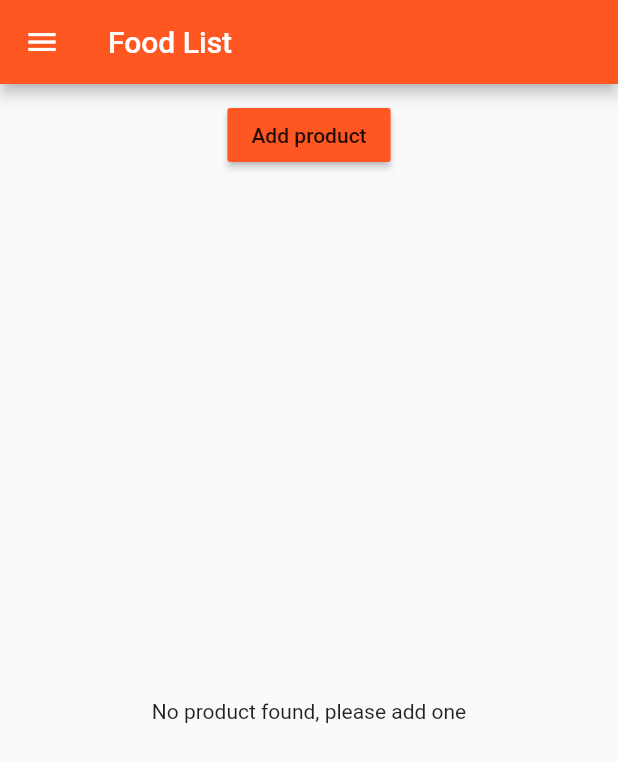
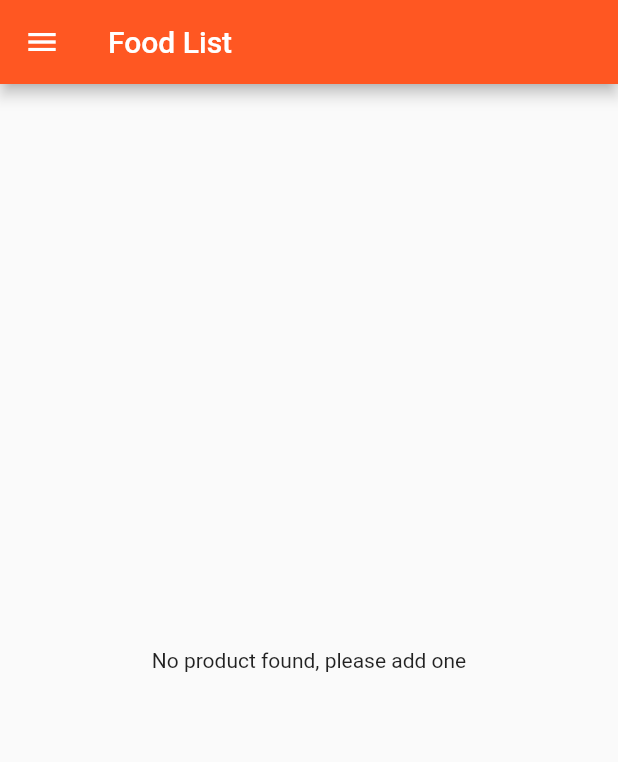
Before and after one commit to ofu997/flutter1, a Flutter app: the screen it shows after launch, on a phone screen of 412 x 824 dp. Shown: the top 762 px of the screen. Run offline on Flutter 3.47's test engine with Material 2 defaults, Android fonts, the light colour scheme and no system bars.

Commit message:
refactor code, solve issue of data types not being accepted

```diff
--- a/lib/main.dart
+++ b/lib/main.dart
@@ -1,10 +1,12 @@
 import 'package:flutter/material.dart';
 // import './product_manager.dart';
 // import './pages/home.dart';
-import './pages/auth.dart';
-import './pages/product_manager_page.dart';
-import './pages/products.dart';
-import './pages/product.dart';
+// import './pages/auth.dart';
+import 'package:second_app/pages/product_manager_page.dart';
+//import './pages/product_manager_page.dart';
+import 'package:second_app/pages/products.dart';
+import 'package:second_app/pages/product.dart';
+// import './pages/product.dart';
 
 //renders, mounts widgets. we need to attach widgets (building blocks, UI components)
 void main() => runApp(MyApp());
@@ -20,9 +22,9 @@ class MyApp extends StatefulWidget {
 
 class _MyAppState extends State<MyApp>{
   int count = 0;
-  List<Map<String,String>> _products=[];
+  List<Map<String, dynamic>> _products=[];
 
-  void _addsProducts(Map<String, String> product){
+  void _addsProducts(Map<String,dynamic> product){
     setState(
       () {
         count++;
@@ -48,8 +50,8 @@ class _MyAppState extends State<MyApp>{
       ),
       //home: AuthPage(),
       routes: {
-      '/':(BuildContext context) => ProductsPage(_products, _addsProducts, _deleteProduct),
-      '/admin':(BuildContext context) => ProductManagerPage(),
+      '/':(BuildContext context) => ProductsPage(_products),
+      '/admin':(BuildContext context) => ProductManagerPage(_addsProducts, _deleteProduct),
       },
       onGenerateRoute: (RouteSettings settings){
         final List<String> pathElements = settings.name.split('/');
@@ -67,7 +69,7 @@ class _MyAppState extends State<MyApp>{
       },
       onUnknownRoute: (RouteSettings settings){
         return MaterialPageRoute(
-          builder:  (BuildContext context) => ProductsPage(_products, _addsProducts, _deleteProduct)
+          builder:  (BuildContext context) => ProductsPage(_products)
         );
       },
 
--- a/lib/pages/auth.dart
+++ b/lib/pages/auth.dart
@@ -1,5 +1,5 @@
 import 'package:flutter/material.dart';
-import './products.dart';
+// import './products.dart';
 
 class AuthPage extends StatelessWidget {
   @override
--- a/lib/pages/product.dart
+++ b/lib/pages/product.dart
@@ -6,6 +6,7 @@ class ProductPage extends StatelessWidget {
   final String imageUrl;
 
   ProductPage(this.title, this.imageUrl);
+
   _showWarningDialog(BuildContext context) {
     showDialog(
         context: context,
--- a/lib/pages/products.dart
+++ b/lib/pages/products.dart
@@ -1,11 +1,13 @@
 import 'package:flutter/material.dart';
 import '../product_manager.dart';
-import './product_manager_page.dart';
+// import './product_manager_page.dart';
+
 class ProductsPage extends StatelessWidget{
-  final List<Map<String,String>> products;
-  final Function addProduct;
-  final Function deleteProduct;
-  ProductsPage(this.products, this.addProduct, this.deleteProduct);
+  final List<Map<String, dynamic>> products;
+  // final Function addProduct;
+  // final Function deleteProduct;
+
+  ProductsPage(this.products);
 
   @override
   Widget build(BuildContext context) {
@@ -30,7 +32,7 @@ class ProductsPage extends StatelessWidget{
       appBar: AppBar(
         title: Text('Food List'),
       ),
-      body: ProductManager(products, addProduct, deleteProduct), // an argument here would override the one in Constructor
+      body: ProductManager(products), // an argument here would override the one in Constructor
     );
   }
 }
--- a/lib/product_manager.dart
+++ b/lib/product_manager.dart
@@ -1,14 +1,14 @@
 import 'package:flutter/material.dart';
 
 import './products.dart';
-import './ProductControl.dart';
+// import './product_control.dart';
 
 class ProductManager extends StatelessWidget {
-  final List <Map<String,String>> products;
-  final Function addProduct;
-  final Function deleteProduct;
+  final List <Map<String, dynamic>> products;
+  // final Function addProduct;
+  // final Function deleteProduct;
   final int count=1;
-  ProductManager(this.products, this.addProduct, this.deleteProduct){//putting a {} makes it a named argument // when argument is in curly brackets we can define it more clearly
+  ProductManager(this.products){//putting a {} makes it a named argument // when argument is in curly brackets we can define it more clearly
     print('[ProductsManager state] Constructor');
   }
 
@@ -17,11 +17,7 @@ class ProductManager extends StatelessWidget {
     print('[ProductManager state] build()');
     return Column(
       children: [
-        Container(
-          margin: EdgeInsets.all(10.0),
-          child: ProductControl(addProduct, count) // Refs function without executing
-        ),
-        Expanded(child: Products(products, deleteProduct: deleteProduct )),// _deleteProduct as a named argument
+        Expanded(child: Products(products)),// _deleteProduct as a named argument
         // Container(height: 300.0, child: Products(_products)) // scrollable but within a container
       ]
     );
--- a/lib/products.dart
+++ b/lib/products.dart
@@ -1,12 +1,12 @@
 import 'package:flutter/material.dart';
-import './pages/product.dart';
+// import './pages/product.dart';
 
 class Products extends StatelessWidget {
   // final: the data is set from outside, triggers a build and replace
-  final List<Map<String,String>> products;
-  final Function deleteProduct;
+  final List<Map<String, dynamic>> products;
+  // final Function deleteProduct;
 
-  Products(this.products, {this.deleteProduct}){
+  Products(this.products){
     print('[Products Widget] Constructor');
   }
 
@@ -23,12 +23,12 @@ class Products extends StatelessWidget {
                             color: Theme.of(context).primaryColor,
                             child: Text('Details'),
                             onPressed: () => Navigator.pushNamed<bool>(
-                              context, '/product/' + index.toString(),
-                            ).then((bool value){
-                              if (value){
-                                deleteProduct(index);
-                              }//print(value);
-                            }),
+                              context, '/product/' + index.toString(),)
+                            // .then((bool value){
+                            //   if (value){
+                            //     deleteProduct(index);
+                            //   }//print(value);
+                            // }),
                           ),
                         ]
                       )
```
Also changed, not shown: lib/pages/product_create.dart (+13 -1 lines), lib/pages/product_manager_page.dart (+8 -11 lines), lib/product_control.dart (renamed from lib/ProductControl.dart, +6 -1 lines).
